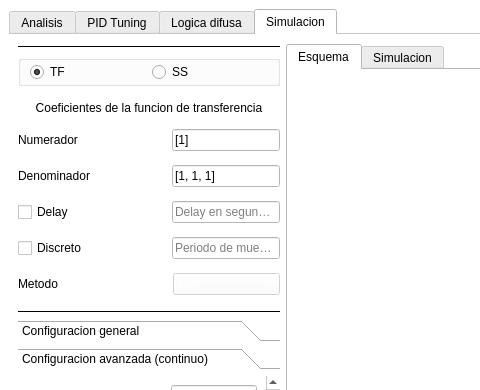
Old version of the form Main aplication/VentanaPrincipal.ui in the repository ezalorpro/LaboratorioDeControl; both pictures show x 0 to 480 and y 0 to 390 of the 1426 by 695 pixel window.
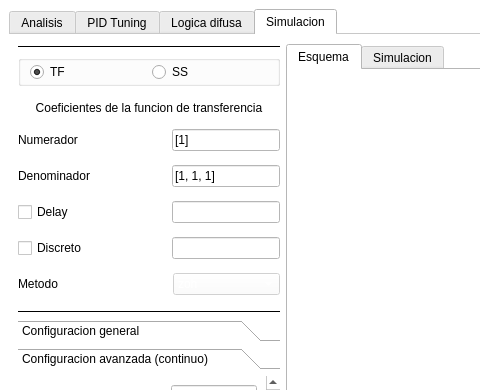
New version of the form. The open tabs and pages were chosen to show the change. Icons and pictures are not drawn. Custom widgets are drawn as their Qt base class.

The edit to the form file:
```diff
--- a/Main aplication/VentanaPrincipal.ui
+++ b/Main aplication/VentanaPrincipal.ui
@@ -7887,7 +7887,7 @@
                    <string/>
                   </property>
                   <property name="text">
-                   <string/>
+                   <string>0.1</string>
                   </property>
                   <property name="alignment">
                    <set>Qt::AlignLeading|Qt::AlignLeft|Qt::AlignVCenter</set>
@@ -7919,6 +7919,9 @@
                     <verstretch>0</verstretch>
                    </sizepolicy>
                   </property>
+                  <property name="text">
+                   <string>1</string>
+                  </property>
                   <property name="alignment">
                    <set>Qt::AlignLeading|Qt::AlignLeft|Qt::AlignVCenter</set>
                   </property>
```
Left out of the diff: 13 changed lines with no effect on the pictures.
